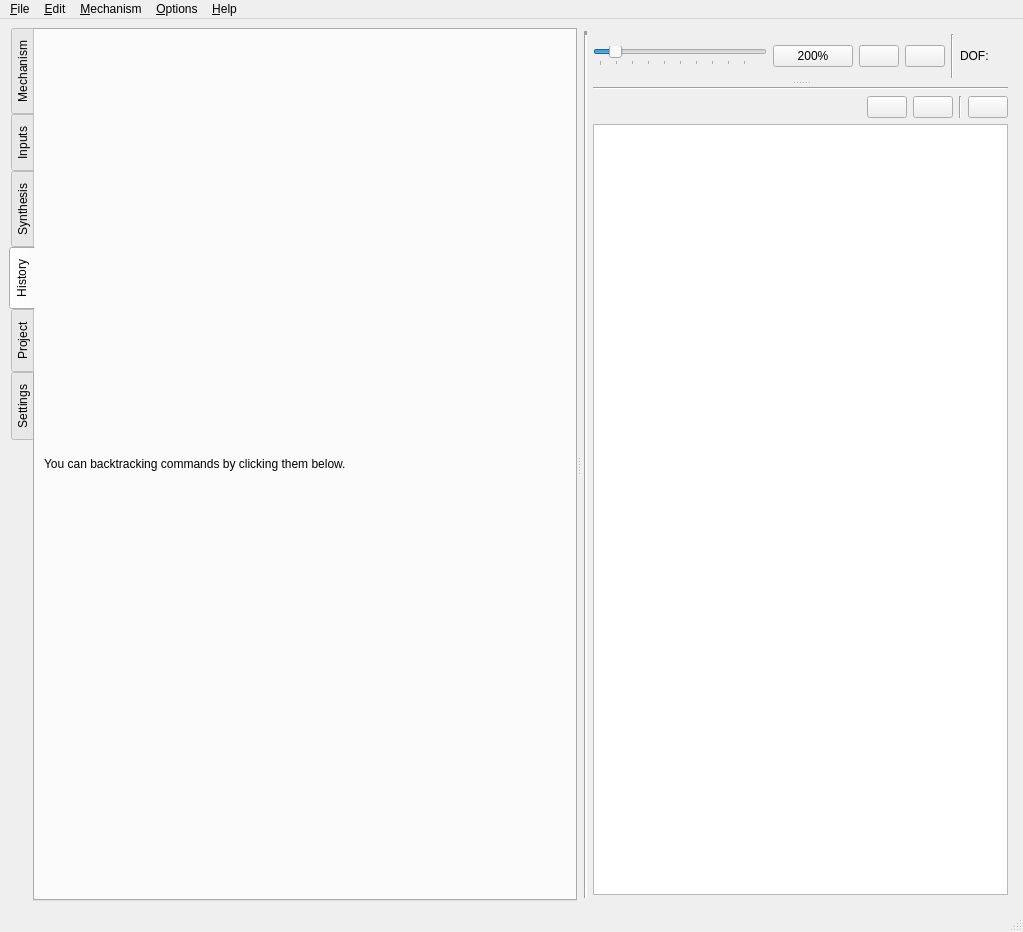
First picture: the form in core/widgets/main.ui, repository KmolYuan/Pyslvs-UI, before the edit.
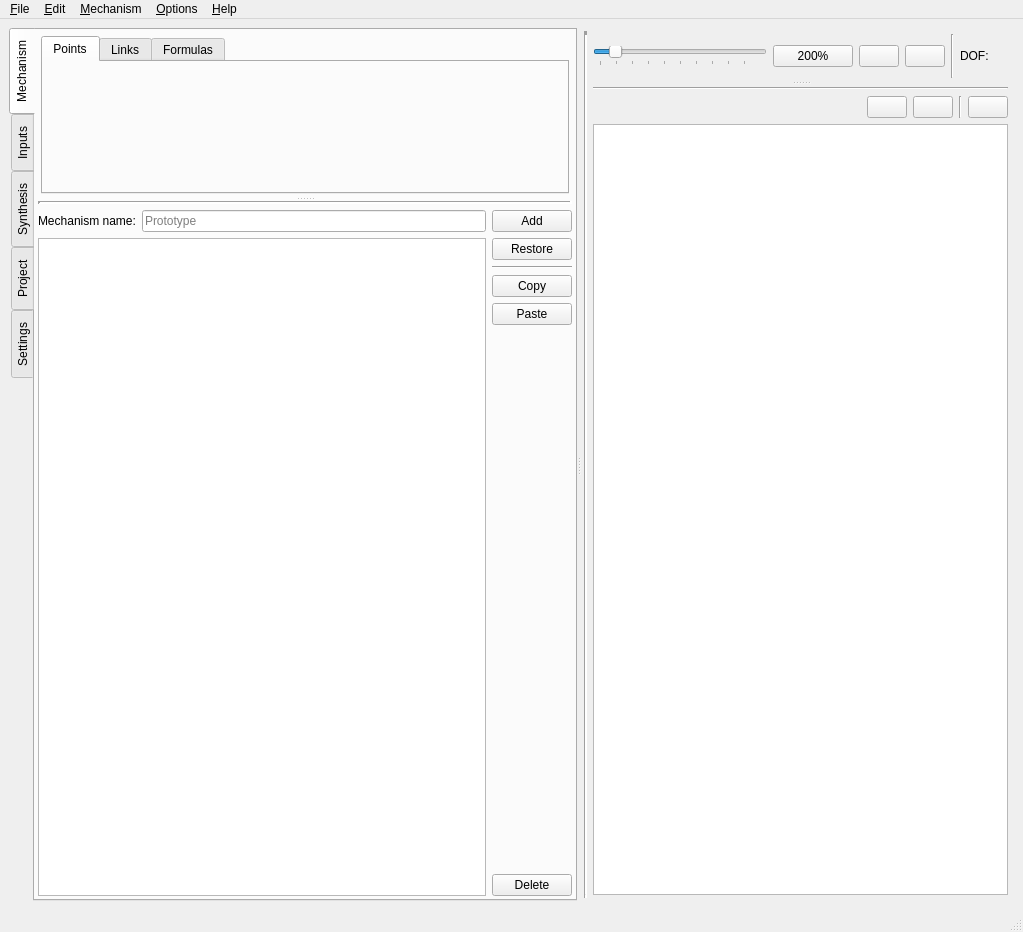
Second picture: the form after the edit. The open tabs and pages were chosen to show the change. Icons and pictures are not drawn.

Commit message: "History" page has been merged in "Project" page.

What changed in the file:
```diff
--- a/core/widgets/main.ui
+++ b/core/widgets/main.ui
@@ -428,37 +428,6 @@
              </item>
             </layout>
            </widget>
-           <widget class="QWidget" name="history_tab">
-            <attribute name="icon">
-             <iconset resource="../../icons.qrc">
-              <normaloff>:/icons/history.png</normaloff>:/icons/history.png</iconset>
-            </attribute>
-            <attribute name="title">
-             <string>History</string>
-            </attribute>
-            <layout class="QVBoxLayout" name="verticalLayout">
-             <item>
-              <layout class="QVBoxLayout" name="undo_redo_layout">
-               <item>
-                <widget class="QLabel" name="label_8">
-                 <property name="sizePolicy">
-                  <sizepolicy hsizetype="Preferred" vsizetype="Fixed">
-                   <horstretch>0</horstretch>
-                   <verstretch>0</verstretch>
-                  </sizepolicy>
-                 </property>
-                 <property name="text">
-                  <string>&lt;html&gt;&lt;head/&gt;&lt;body&gt;&lt;p&gt;You can backtracking commands by clicking them below.&lt;/p&gt;&lt;/body&gt;&lt;/html&gt;</string>
-                 </property>
-                 <property name="wordWrap">
-                  <bool>true</bool>
-                 </property>
-                </widget>
-               </item>
-              </layout>
-             </item>
-            </layout>
-           </widget>
            <widget class="QWidget" name="project_tab">
             <attribute name="icon">
              <iconset resource="../../icons.qrc">
```
The commit also changes 6 other files.
